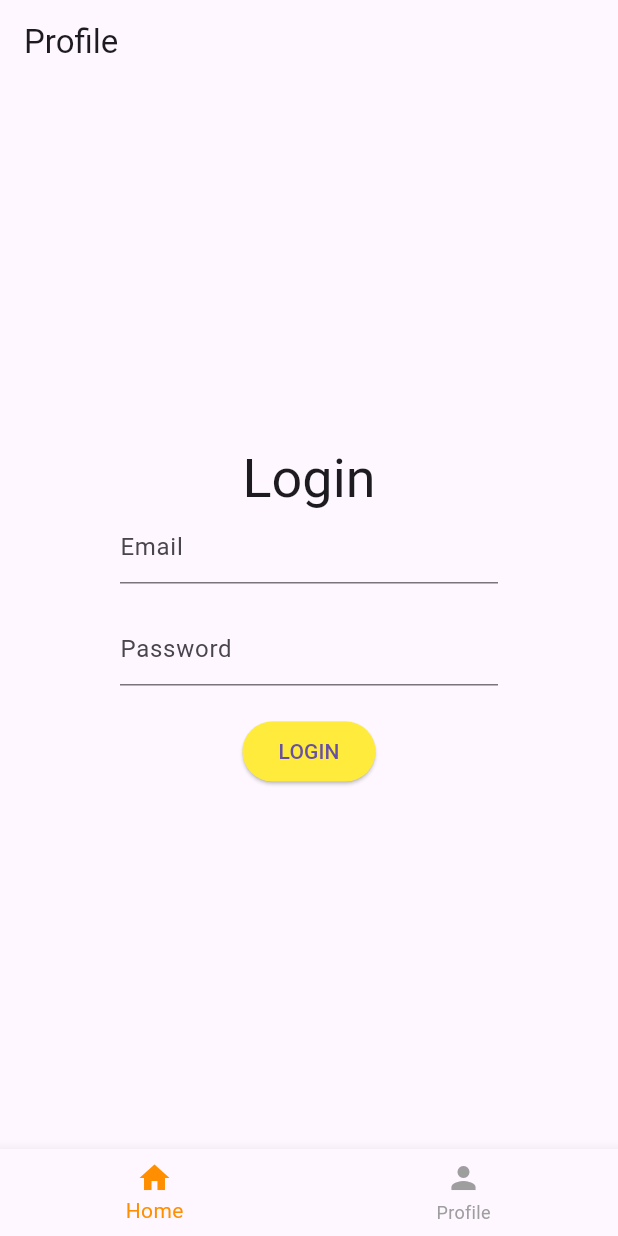
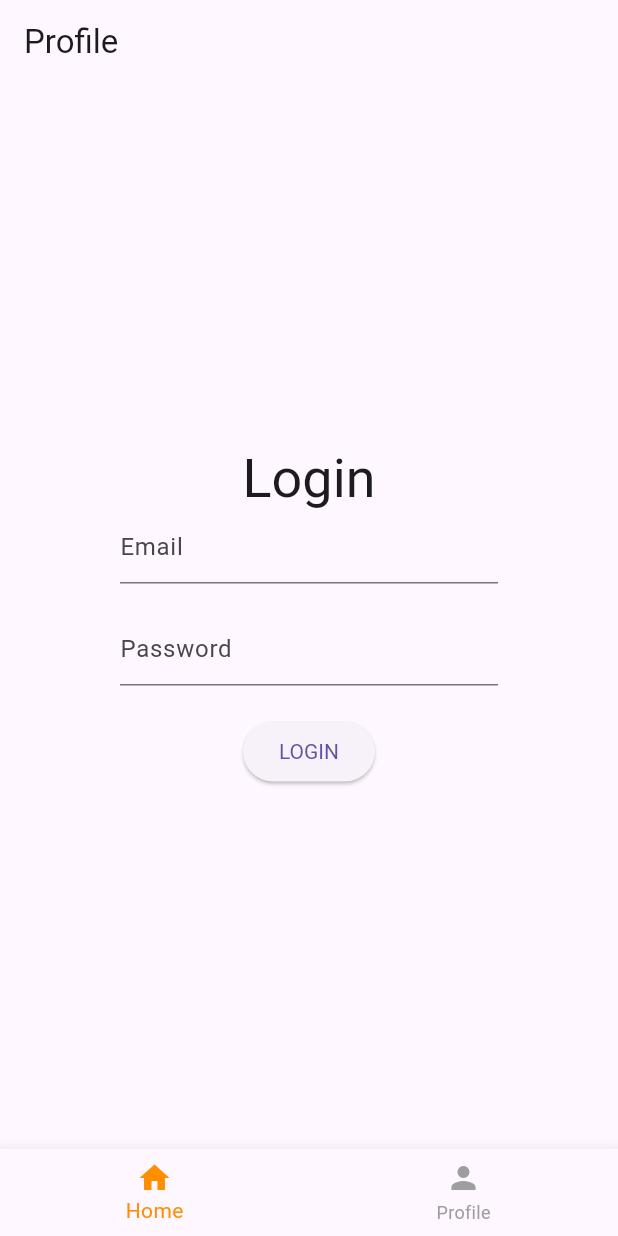
Before and after one commit to freesharedev2022/flutter-demo, a Flutter app: the ProfileScreen screen opened by its route, on a phone screen of 412 x 824 dp. Run offline on Flutter 3.47's test engine with Material 3 defaults, Android fonts, the phone set to English and light mode, and no system bars; our stand-ins replace localstorage; network calls fail.

Commit message:
update code

```diff
--- a/lib/screens/profileScreen.dart
+++ b/lib/screens/profileScreen.dart
@@ -111,7 +111,7 @@ class _ProfileScreen extends State<ProfileScreen> {
                   login(emailController.text.toString(), passwordController.text.toString());
                 },
                 style: ElevatedButton.styleFrom(
-                  primary: Colors.yellow,
+                  textStyle: const TextStyle(color: Colors.yellow)
                 ),
                 child: const Text('LOGIN'),
               )
@@ -133,7 +133,7 @@ class _ProfileScreen extends State<ProfileScreen> {
                   logout();
                 },
                 style: ElevatedButton.styleFrom(
-                  primary: Colors.yellow,
+                  textStyle: const TextStyle(color: Colors.yellow)
                 ),
                 child: const Text('LOGOUT'),
               )
--- a/pubspec.yaml
+++ b/pubspec.yaml
@@ -34,7 +34,7 @@ dependencies:
   # The following adds the Cupertino Icons font to your application.
   # Use with the CupertinoIcons class for iOS style icons.
   cupertino_icons: ^1.0.2
-  http: ^0.13.4
+  http: ^1.2.1
   localstorage: ^4.0.0+1
 
 dev_dependencies:
@@ -46,7 +46,7 @@ dev_dependencies:
   # activated in the `analysis_options.yaml` file located at the root of your
   # package. See that file for information about deactivating specific lint
   # rules and activating additional ones.
-  flutter_lints: ^2.0.0
+  flutter_lints: ^3.0.1
 
 # For information on the generic Dart part of this file, see the
 # following page: https://dart.dev/tools/pub/pubspec
```
Also changed, not shown: pubspec.lock, 6 other files.
